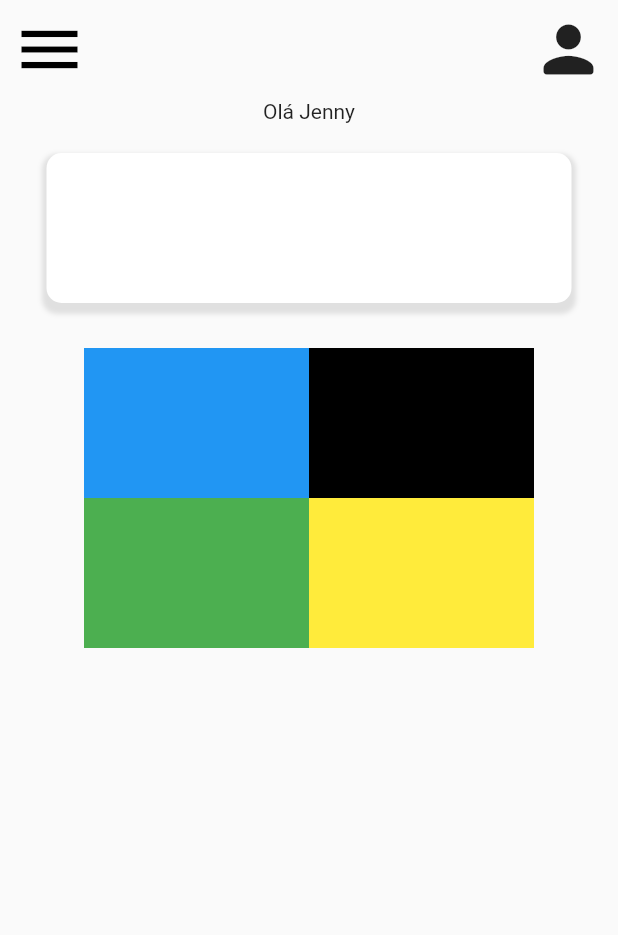
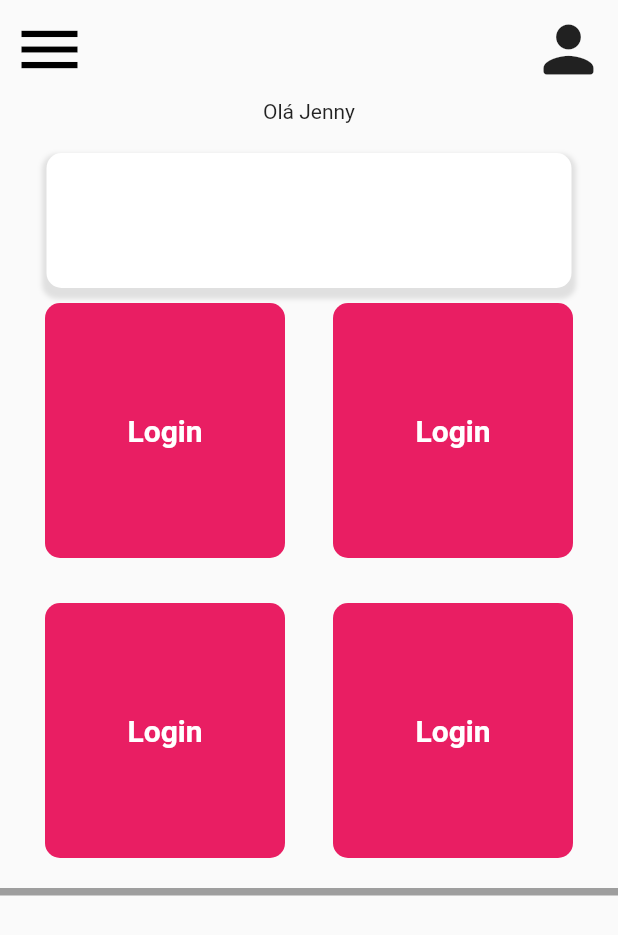
Before and after one commit to GreatWhoOne/vet-clinic-app, a Flutter app: the screen it shows after launch, on a phone screen of 412 x 824 dp. Shown: the top 935 px of the screen. Run offline on Flutter 3.47's test engine with Material 2 defaults, Android fonts, the phone set to English and light mode, and no system bars.

Commit message:
Added buttons on main page and added some png files

```diff
--- a/vet_app/lib/pages/main.page.dart
+++ b/vet_app/lib/pages/main.page.dart
@@ -13,6 +13,8 @@ class _MainPageState extends State<MainPage> {
   // render
   @override
   Widget build(BuildContext context) {
+    double h = 170.0;
+    double w = 160.0;
     return SafeArea(
       child: Scaffold(
         key: _globalKey,
@@ -62,48 +64,170 @@ class _MainPageState extends State<MainPage> {
                 ],
               ),
               width: 350.0,
-              height: 100.0,
-            ),
-            SizedBox(
-              height: 30,
+              height: 90.0,
             ),
             Row(
-              mainAxisAlignment: MainAxisAlignment.center,
+              mainAxisAlignment: MainAxisAlignment.spaceBetween,
               children: [
                 Container(
+                  margin: const EdgeInsets.only(
+                    top: 10,
+                    left: 30,
+                    right: 10,
+                    bottom: 20,
+                  ),
+                  height: h,
+                  width: w,
                   decoration: BoxDecoration(
-                    color: Colors.blue,
+                    color: Colors.pink,
+                    borderRadius: BorderRadius.all(
+                      Radius.circular(10),
+                    ),
                   ),
-                  width: 150.0,
-                  height: 100.0,
+                  child: SizedBox.expand(
+                    child: FlatButton(
+                      child: Row(
+                        mainAxisAlignment: MainAxisAlignment.center,
+                        children: <Widget>[
+                          Text(
+                            "Login",
+                            style: TextStyle(
+                              fontWeight: FontWeight.bold,
+                              color: Colors.white,
+                              fontSize: 20,
+                            ),
+                            textAlign: TextAlign.left,
+                          ),
+                        ],
+                      ),
+                      onPressed: () {
+                        return print("Informações detalhadas");
+                      },
+                    ),
+                  ),
                 ),
                 Container(
+                  margin: const EdgeInsets.only(
+                    top: 10,
+                    left: 10,
+                    right: 30,
+                    bottom: 20,
+                  ),
+                  height: h,
+                  width: w,
                   decoration: BoxDecoration(
-                      // color: Colors.red,
-                      color: AppConsts.black),
-                  width: 150.0,
-                  height: 100.0,
-                )
+                    color: Colors.pink,
+                    borderRadius: BorderRadius.all(
+                      Radius.circular(10),
+                    ),
+                  ),
+                  child: SizedBox.expand(
+                    child: FlatButton(
+                      child: Row(
+                        mainAxisAlignment: MainAxisAlignment.center,
+                        children: <Widget>[
+                          Text(
+                            "Login",
+                            style: TextStyle(
+                              fontWeight: FontWeight.bold,
+                              color: Colors.white,
+                              fontSize: 20,
+                            ),
+                            textAlign: TextAlign.left,
+                          ),
+                        ],
+                      ),
+                      onPressed: () {
+                        return print("Informações detalhadas");
+                      },
+                    ),
+                  ),
+                ),
               ],
             ),
             Row(
-              mainAxisAlignment: MainAxisAlignment.center,
+              mainAxisAlignment: MainAxisAlignment.spaceBetween,
               children: [
                 Container(
+                  margin: const EdgeInsets.only(
+                    top: 10,
+                    left: 30,
+                    right: 10,
+                    bottom: 20,
+                  ),
+                  height: h,
+                  width: w,
                   decoration: BoxDecoration(
-                    color: Colors.green,
+                    color: Colors.pink,
+                    borderRadius: BorderRadius.all(
+                      Radius.circular(10),
+                    ),
                   ),
-                  width: 150.0,
-                  height: 100.0,
+                  child: SizedBox.expand(
+                    child: FlatButton(
+                      child: Row(
+                        mainAxisAlignment: MainAxisAlignment.center,
+                        children: <Widget>[
+                          Text(
+                            "Login",
+                            style: TextStyle(
+                              fontWeight: FontWeight.bold,
+                              color: Colors.white,
+                              fontSize: 20,
+                            ),
+                            textAlign: TextAlign.left,
+                          ),
+                        ],
+                      ),
+                      onPressed: () {
+                        return print("Informações detalhadas");
+                      },
+                    ),
+                  ),
                 ),
                 Container(
+                  margin: const EdgeInsets.only(
+                    top: 10,
+                    left: 10,
+                    right: 30,
+                    bottom: 20,
+                  ),
+                  height: h,
+                  width: w,
                   decoration: BoxDecoration(
-                    color: Colors.yellow,
+                    color: Colors.pink,
+                    borderRadius: BorderRadius.all(
+                      Radius.circular(10),
+                    ),
                   ),
-                  width: 150.0,
-                  height: 100.0,
-                )
+                  child: SizedBox.expand(
+                    child: FlatButton(
+                      child: Row(
+                        mainAxisAlignment: MainAxisAlignment.center,
+                        children: <Widget>[
+                          Text(
+                            "Login",
+                            style: TextStyle(
+                              fontWeight: FontWeight.bold,
+                              color: Colors.white,
+                              fontSize: 20,
+                            ),
+                            textAlign: TextAlign.left,
+                          ),
+                        ],
+                      ),
+                      onPressed: () {
+                        return print("Informações detalhadas");
+                      },
+                    ),
+                  ),
+                ),
               ],
+            ),
+            Divider(
+              height: 5,
+              thickness: 5,
+              color: Colors.grey,
             ),
           ],
         ),
@@ -111,3 +235,7 @@ class _MainPageState extends State<MainPage> {
     );
   }
 }
+
+Widget detailedInformations() {
+  return Text("teste");
+}
--- a/vet_app/pubspec.yaml
+++ b/vet_app/pubspec.yaml
@@ -75,3 +75,6 @@ flutter:
 
   assets:
     - assets/logo.png
+    - assets/bell.png
+    - assets/home.png
+    - assets/settings.png
```
Also changed, not shown: vet_app/assets/bell.png (added), vet_app/assets/home.png (added), vet_app/assets/settings.png (added).
